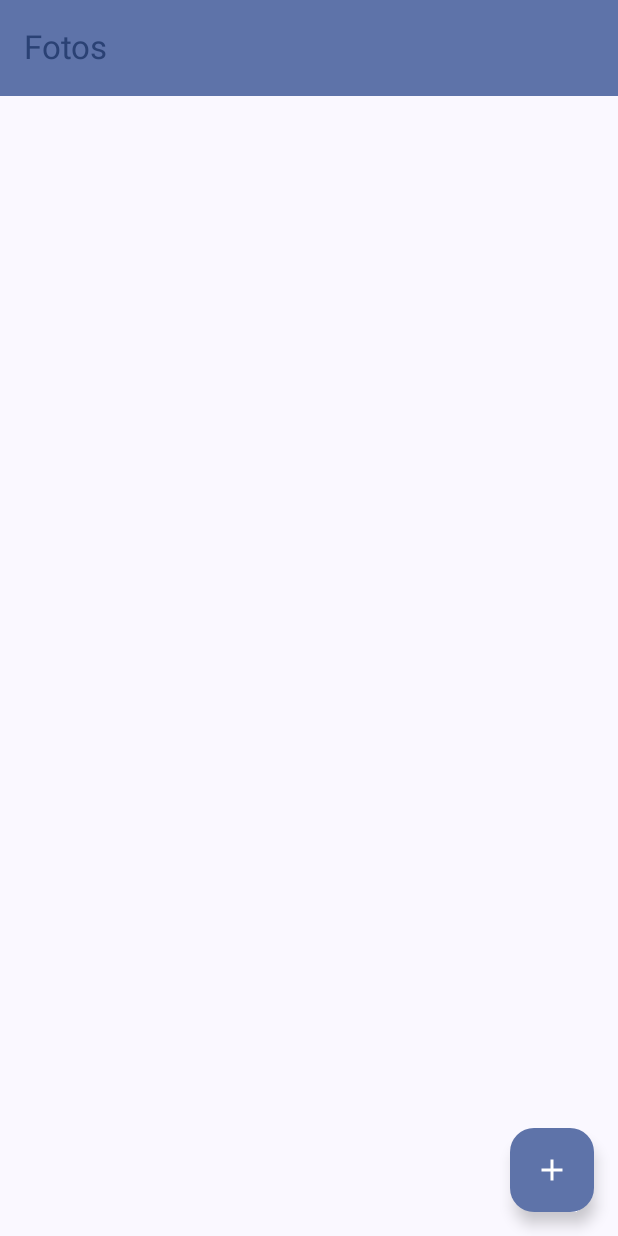
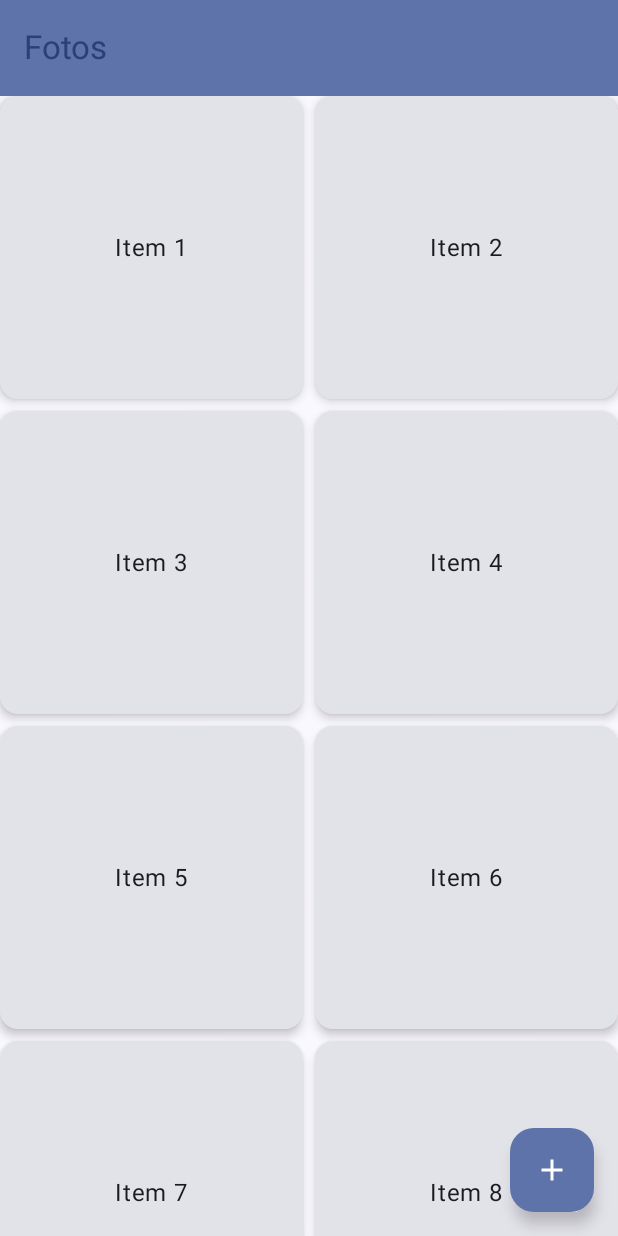
Before and after one commit to Diego-glitch-cloud/LAB5-PLATAFORMAS, an Android app built with Jetpack Compose: the screen it shows after launch (MainActivity), on a phone screen of 412 x 824 dp. Run offline under Robolectric (Android 15) with nearby library versions, the phone set to English and light mode, and no system bars.

```diff
--- a/app/build.gradle.kts
+++ b/app/build.gradle.kts
@@ -56,6 +56,8 @@ dependencies {
     androidTestImplementation(libs.androidx.ui.test.junit4)
     debugImplementation(libs.androidx.ui.tooling)
     debugImplementation(libs.androidx.ui.test.manifest)
+    implementation(libs.androidx.material3)
+    implementation("androidx.lifecycle:lifecycle-viewmodel-compose:2.8.0")
 
 
 
--- /dev/null
+++ b/app/src/main/java/com/example/laboratorio5/GaleriaViewModel.kt
@@ -0,0 +1,10 @@
+package com.example.laboratorio5
+
+import androidx.lifecycle.ViewModel
+
+class GaleriaViewModel : ViewModel() {
+
+
+    val itemsDePrueba = (1..20).toList()
+
+}
--- a/app/src/main/java/com/example/laboratorio5/MainActivity.kt
+++ b/app/src/main/java/com/example/laboratorio5/MainActivity.kt
@@ -4,8 +4,14 @@ import android.os.Bundle
 import androidx.activity.ComponentActivity
 import androidx.activity.compose.setContent
 import androidx.activity.enableEdgeToEdge
+import androidx.compose.foundation.layout.Arrangement
+import androidx.compose.foundation.layout.Column
+import androidx.compose.foundation.layout.aspectRatio
 import androidx.compose.foundation.layout.fillMaxSize
+import androidx.compose.foundation.layout.fillMaxWidth
 import androidx.compose.foundation.layout.padding
+import androidx.compose.foundation.lazy.grid.GridCells
+import androidx.compose.foundation.lazy.grid.LazyVerticalGrid
 import androidx.compose.material.icons.Icons
 import androidx.compose.material.icons.filled.Add
 import androidx.compose.material3.ExperimentalMaterial3Api
@@ -20,6 +26,12 @@ import androidx.compose.ui.Modifier
 import androidx.compose.ui.tooling.preview.Preview
 import com.example.laboratorio5.ui.theme.Laboratorio5Theme
 import androidx.compose.material3.Icon
+import androidx.compose.ui.unit.dp
+import androidx.compose.foundation.lazy.grid.items
+import androidx.compose.material3.Card
+import androidx.compose.material3.CardDefaults
+import androidx.compose.ui.Alignment
+import androidx.lifecycle.ViewModel
 
 class MainActivity : ComponentActivity() {
     override fun onCreate(savedInstanceState: Bundle?) {
@@ -64,6 +76,33 @@ fun Galeria() {
 
     ) { innerPadding ->
 
+
+
+        val itemsDePrueba = (1..20).toList()
+
+
+        class GalleryViewModel : ViewModel() {
+
+
+            val itemsDePrueba = (1..20).toList()
+
+        }
+        LazyVerticalGrid(
+
+            columns = GridCells.Fixed(2),
+            modifier = Modifier.padding(innerPadding),
+
+            verticalArrangement = Arrangement.spacedBy(8.dp),
+
+            horizontalArrangement = Arrangement.spacedBy(8.dp)
+        ) {
+
+            items(itemsDePrueba) { numero ->
+
+                GridItem(itemText = "Item $numero")
+            }
+        }
+
         Text(
             modifier = Modifier.padding(innerPadding),
             text = ""
@@ -78,3 +117,23 @@ fun DefaultPreview() {
         Galeria()
     }
 }
+
+@Composable
+fun GridItem(itemText: String) {
+
+    Card(
+        modifier = Modifier
+            .fillMaxWidth()
+            .aspectRatio(1f), // Esto hace que la tarjeta sea cuadrada (ancho = alto)
+        elevation = CardDefaults.cardElevation(defaultElevation = 4.dp)
+    ) {
+
+        Column(
+            modifier = Modifier.fillMaxSize(),
+            verticalArrangement = Arrangement.Center,
+            horizontalAlignment = Alignment.CenterHorizontally
+        ) {
+            Text(text = itemText)
+        }
+    }
+}
```
